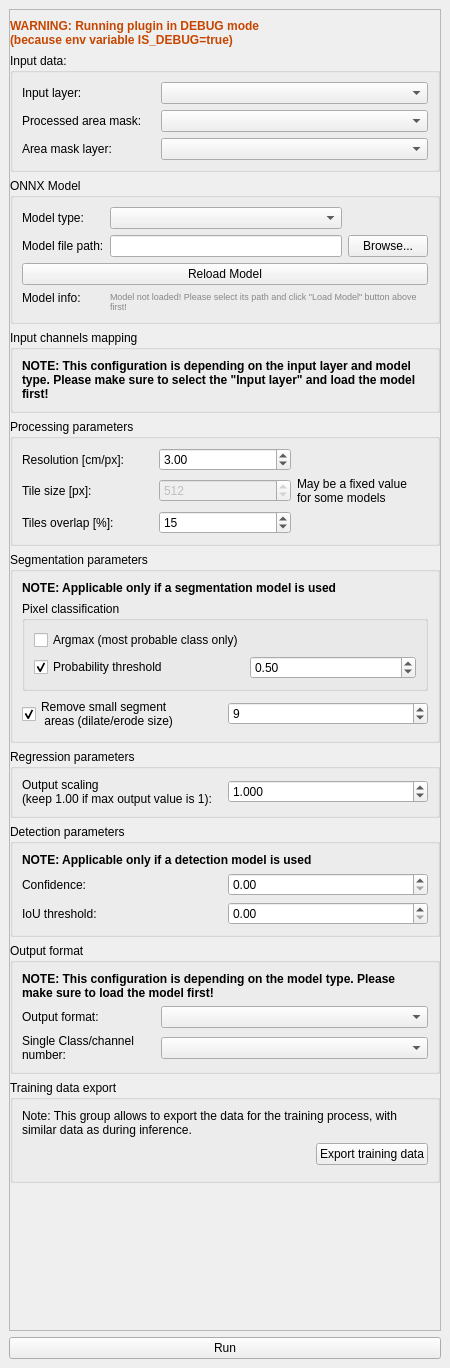
Qt form plugin/deep_segmentation_framework/deep_segmentation_framework_dockwidget_base.ui (PUTvision/qgis-plugin-deepness) before a commit.
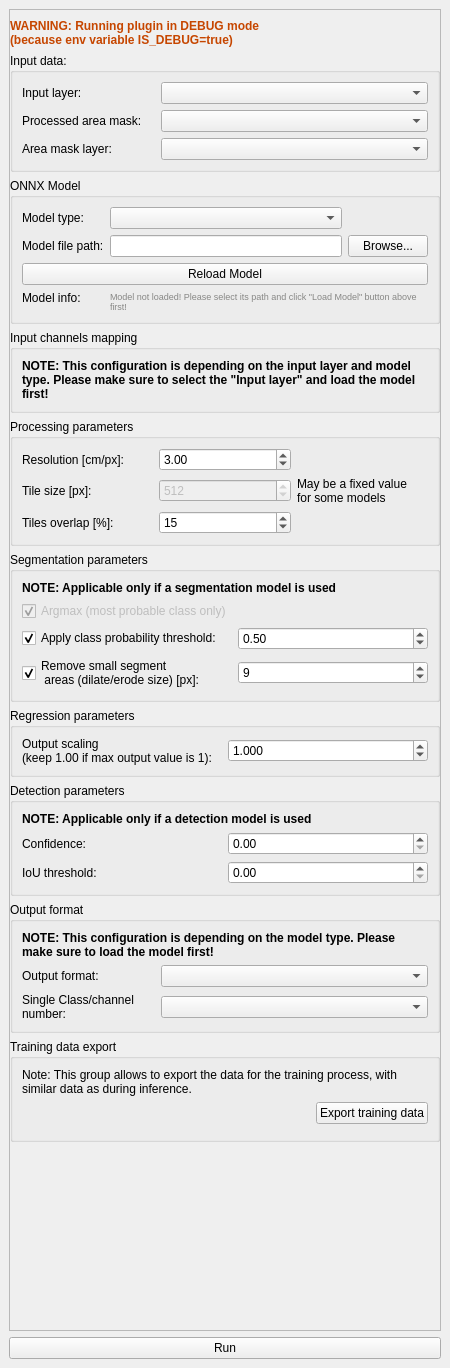
The same form after that commit. Custom widgets are drawn as their Qt base class.

Patch:
```diff
--- a/plugin/deep_segmentation_framework/deep_segmentation_framework_dockwidget_base.ui
+++ b/plugin/deep_segmentation_framework/deep_segmentation_framework_dockwidget_base.ui
@@ -312,7 +312,17 @@
            <string>Segmentation parameters</string>
           </property>
           <layout class="QGridLayout" name="gridLayout_10">
-           <item row="0" column="0" colspan="2">
+           <item row="3" column="2">
+            <widget class="QSpinBox" name="spinBox_dilateErodeSize">
+             <property name="toolTip">
+              <string>&lt;html&gt;&lt;head/&gt;&lt;body&gt;&lt;p&gt;Postprocessing option, to remove small areas (small clusters of pixels) belonging to each class, smoothing the predictions.&lt;/p&gt;&lt;p&gt;The actual size (in meters) of the smoothing can be calculated as &amp;quot;Resolution&amp;quot; * &amp;quot;value of this parameter&amp;quot;.&lt;br/&gt;Works as application of dilate and erode operation (twice, in reverse order).&lt;br/&gt;Similar effect to median filter.&lt;/p&gt;&lt;/body&gt;&lt;/html&gt;</string>
+             </property>
+             <property name="value">
+              <number>9</number>
+             </property>
+            </widget>
+           </item>
+           <item row="0" column="1" colspan="2">
             <widget class="QLabel" name="label_2">
              <property name="font">
               <font>
@@ -325,66 +335,62 @@
              </property>
             </widget>
            </item>
-           <item row="2" column="0">
+           <item row="2" column="1">
+            <widget class="QCheckBox" name="checkBox_pixelClassEnableThreshold">
+             <property name="text">
+              <string>Apply class probability threshold:</string>
+             </property>
+             <property name="checked">
+              <bool>true</bool>
+             </property>
+            </widget>
+           </item>
+           <item row="1" column="1">
+            <widget class="QCheckBox" name="checkBox_pixelClassArgmaxEnabled">
+             <property name="enabled">
+              <bool>false</bool>
+             </property>
+             <property name="toolTip">
+              <string/>
+             </property>
+             <property name="text">
+              <string>Argmax (most probable class only)</string>
+             </property>
+             <property name="checked">
+              <bool>true</bool>
+             </property>
+            </widget>
+           </item>
+           <item row="3" column="1">
             <widget class="QCheckBox" name="checkBox_removeSmallAreas">
              <property name="text">
               <string>Remove small segment 
- areas (dilate/erode size)</string>
+ areas (dilate/erode size) [px]:</string>
              </property>
              <property name="checked">
               <bool>true</bool>
              </property>
             </widget>
            </item>
-           <item row="2" column="1">
-            <widget class="QSpinBox" name="spinBox_dilateErodeSize">
+           <item row="2" column="2">
+            <widget class="QDoubleSpinBox" name="doubleSpinBox_probabilityThreshold">
+             <property name="toolTip">
+              <string>&lt;html&gt;&lt;head/&gt;&lt;body&gt;&lt;p&gt;Minimum required probability for the class to be considered as belonging to this class.&lt;/p&gt;&lt;/body&gt;&lt;/html&gt;</string>
+             </property>
+             <property name="decimals">
+              <number>2</number>
+             </property>
+             <property name="maximum">
+              <double>1.000000000000000</double>
+             </property>
+             <property name="singleStep">
+              <double>0.050000000000000</double>
+             </property>
              <property name="value">
-              <number>9</number>
+              <double>0.500000000000000</double>
              </property>
             </widget>
            </item>
-           <item row="1" column="0" colspan="2">
-            <widget class="QGroupBox" name="groupBox">
-             <property name="title">
-              <string>Pixel classification</string>
-             </property>
-             <layout class="QGridLayout" name="gridLayout_6">
-              <item row="1" column="1">
-               <widget class="QDoubleSpinBox" name="doubleSpinBox_probabilityThreshold">
-                <property name="decimals">
-                 <number>2</number>
-                </property>
-                <property name="maximum">
-                 <double>1.000000000000000</double>
-                </property>
-                <property name="singleStep">
-                 <double>0.050000000000000</double>
-                </property>
-                <property name="value">
-                 <double>0.500000000000000</double>
-                </property>
-               </widget>
-              </item>
-              <item row="0" column="0">
-               <widget class="QCheckBox" name="checkBox_pixelClassArgmaxEnabled">
-                <property name="text">
-                 <string>Argmax (most probable class only)</string>
-                </property>
-               </widget>
-              </item>
-              <item row="1" column="0">
-               <widget class="QCheckBox" name="checkBox_pixelClassEnableThreshold">
-                <property name="text">
-                 <string>Probability threshold</string>
-                </property>
-                <property name="checked">
-                 <bool>true</bool>
-                </property>
-               </widget>
-              </item>
-             </layout>
-            </widget>
-           </item>
           </layout>
          </widget>
         </item>
```
Left out of the diff: 66 changed lines with no effect on the pictures.
